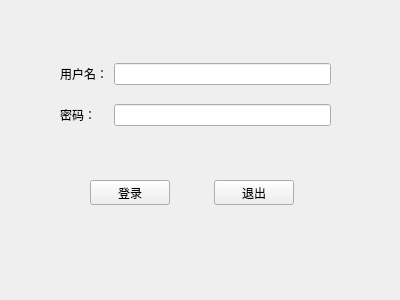
Before: the Qt Designer form ui/demo5.7.ui in Weiwei-Mao/PySide2, drawn with Qt 5.
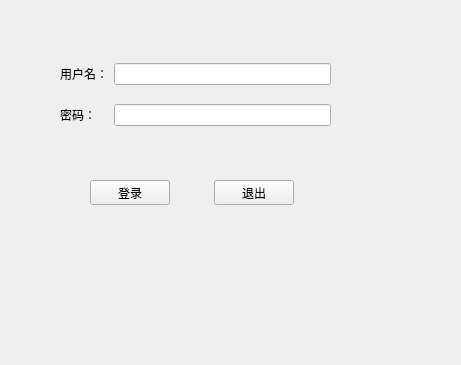
After: the same form once the commit is applied.

Commit message: 增加“登录”与“退出”的按钮图标

```diff
--- a/ui/demo5.7.ui
+++ b/ui/demo5.7.ui
@@ -6,14 +6,14 @@
    <rect>
     <x>0</x>
     <y>0</y>
-    <width>400</width>
-    <height>300</height>
+    <width>461</width>
+    <height>365</height>
    </rect>
   </property>
   <property name="windowTitle">
    <string>系统登录</string>
   </property>
-  <widget class="QWidget" name="">
+  <widget class="QWidget" name="layoutWidget">
    <property name="geometry">
     <rect>
      <x>90</x>
@@ -52,7 +52,7 @@
     </item>
    </layout>
   </widget>
-  <widget class="QWidget" name="">
+  <widget class="QWidget" name="layoutWidget">
    <property name="geometry">
     <rect>
      <x>60</x>
```
The commit also changes 3 other files.
